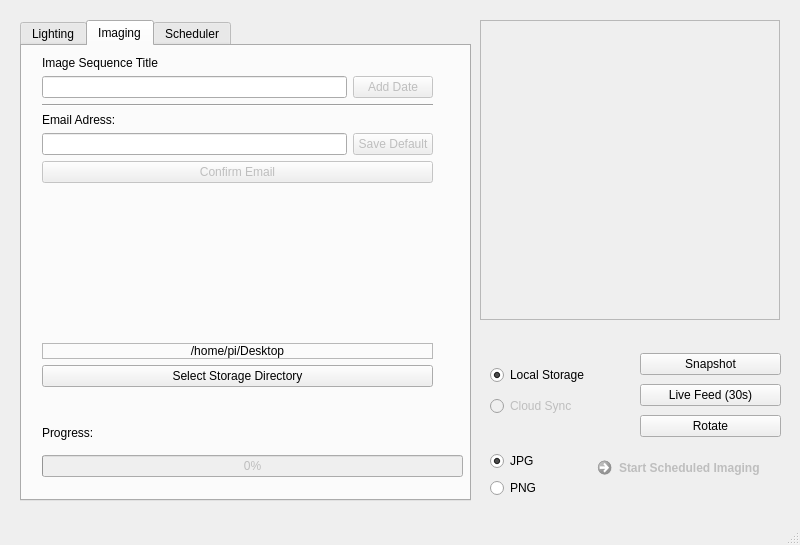
CoSE-Jerry/Flashlapse_NEO, file _ui/FlashLapse_CP.ui: the form before one commit.
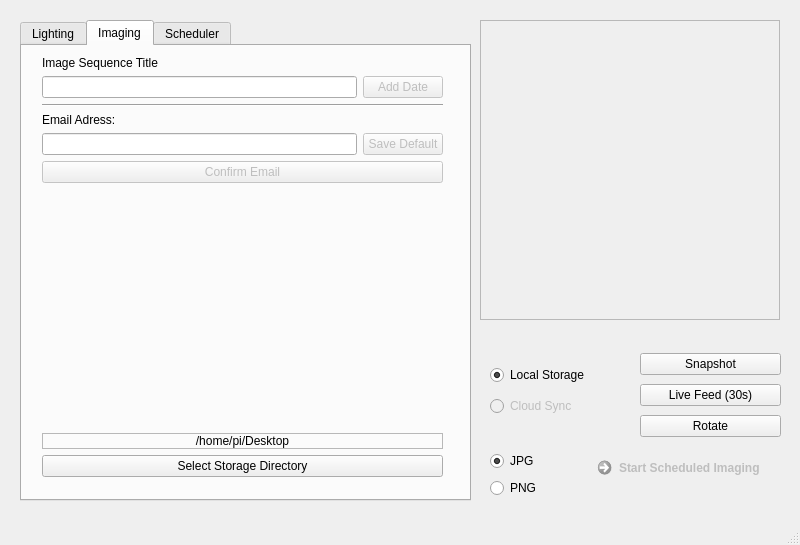
The form after the commit. The open tabs and pages were chosen to show the change. Icons and pictures are not drawn.

Diff of the .ui file:
```diff
--- a/_ui/FlashLapse_CP.ui
+++ b/_ui/FlashLapse_CP.ui
@@ -625,8 +625,8 @@
        <rect>
         <x>20</x>
         <y>10</y>
-        <width>391</width>
-        <height>331</height>
+        <width>401</width>
+        <height>421</height>
        </rect>
       </property>
       <layout class="QVBoxLayout" name="verticalLayout_3">
@@ -757,35 +757,6 @@
        </item>
       </layout>
      </widget>
-     <widget class="QWidget" name="layoutWidget">
-      <property name="geometry">
-       <rect>
-        <x>20</x>
-        <y>370</y>
-        <width>421</width>
-        <height>61</height>
-       </rect>
-      </property>
-      <layout class="QVBoxLayout" name="verticalLayout_6">
-       <item>
-        <widget class="QLabel" name="Progress_Label">
-         <property name="text">
-          <string>Progress:</string>
-         </property>
-        </widget>
-       </item>
-       <item>
-        <widget class="QProgressBar" name="Progress_Bar">
-         <property name="enabled">
-          <bool>false</bool>
-         </property>
-         <property name="value">
-          <number>0</number>
-         </property>
-        </widget>
-       </item>
-      </layout>
-     </widget>
     </widget>
     <widget class="QWidget" name="Scheduler">
      <attribute name="title">
```
Left out of the diff: 2 changed lines with no effect on the pictures.
